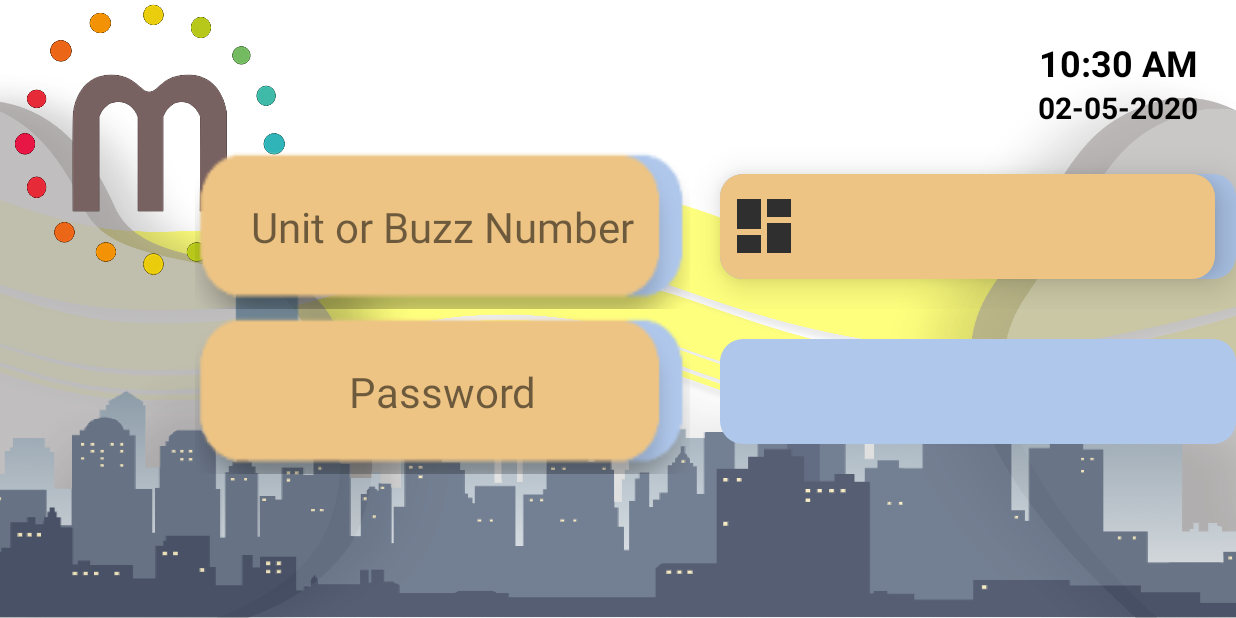
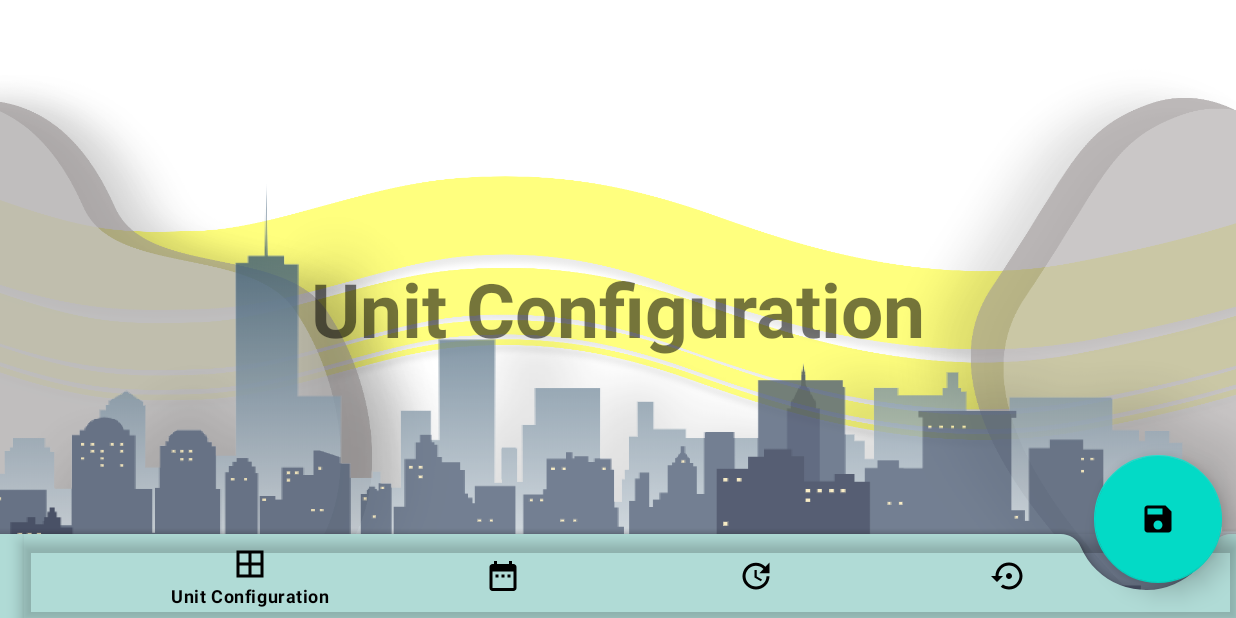
Before and after one commit to Amin397/SmartHome, an Android app: the VPIdle screen opened directly, with no data from a screen before it, after a tap on an icon or button, on a phone screen of 824 x 412 dp (held sideways). Run offline under Robolectric (Android 15) with nearby library versions, the phone set to English and light mode, and no system bars; libraries missing offline, so code that uses them is left out: com.daimajia.androidanimations, com.mimik.edgeappops, pub.devrel.easypermissions; 1 statement that could not run was skipped; 1 other tap on this screen came first.

Commit message:
Visitor Panel Setting Page Created !

```diff
--- a/app/src/main/AndroidManifest.xml
+++ b/app/src/main/AndroidManifest.xml
@@ -27,8 +27,11 @@
         android:supportsRtl="true"
         android:theme="@style/AppTheme"
         android:usesCleartextTraffic="true">
-        <activity android:name=".VideoCall"
+        <activity android:name=".userinterface.visitorPanel.V_Setting"
             android:screenOrientation="landscape"/>
+        <activity
+            android:name=".VideoCall"
+            android:screenOrientation="landscape" />
         <activity
             android:name=".SplashActivity"
             android:configChanges="orientation|keyboardHidden|screenSize"
--- /dev/null
+++ b/app/src/main/java/com/mimik/smarthome/fragments/UnitConfigurations.java
@@ -0,0 +1,28 @@
+package com.mimik.smarthome.fragments;
+
+import android.os.Bundle;
+import android.view.LayoutInflater;
+import android.view.View;
+import android.view.ViewGroup;
+
+import androidx.annotation.NonNull;
+import androidx.annotation.Nullable;
+import androidx.fragment.app.Fragment;
+
+import com.mimik.smarthome.R;
+
+public class UnitConfigurations extends Fragment {
+
+    @Nullable
+    @Override
+    public View onCreateView(@NonNull LayoutInflater inflater, @Nullable ViewGroup container, @Nullable Bundle savedInstanceState) {
+        View view = inflater.inflate(R.layout.unit_config , container , false);
+
+        return view;
+    }
+
+    @Override
+    public void onCreate(@Nullable Bundle savedInstanceState) {
+        super.onCreate(savedInstanceState);
+    }
+}
--- a/app/src/main/java/com/mimik/smarthome/userinterface/visitorPanel/VPIdle.java
+++ b/app/src/main/java/com/mimik/smarthome/userinterface/visitorPanel/VPIdle.java
@@ -269,9 +269,7 @@ public class VPIdle extends AppCompatActivity implements DeviceAdapter.IDeviceSe
              = new View.OnClickListener() {
         @Override
         public void onClick(View v) {
-            Snackbar snackbar = Snackbar
-                    .make(v, "Setting !", Snackbar.LENGTH_LONG);
-            snackbar.show();
+            startActivity(new Intent(VPIdle.this , V_Setting.class));
         }
     };
 
--- /dev/null
+++ b/app/src/main/java/com/mimik/smarthome/userinterface/visitorPanel/V_Setting.java
@@ -0,0 +1,84 @@
+package com.mimik.smarthome.userinterface.visitorPanel;
+
+import androidx.annotation.NonNull;
+import androidx.appcompat.app.AppCompatActivity;
+import androidx.fragment.app.Fragment;
+import androidx.fragment.app.FragmentTransaction;
+
+import android.os.Bundle;
+import android.view.MenuItem;
+import android.view.Window;
+import android.view.WindowManager;
+
+import com.google.android.material.bottomappbar.BottomAppBar;
+import com.google.android.material.bottomnavigation.BottomNavigationView;
+import com.google.android.material.floatingactionbutton.FloatingActionButton;
+import com.mimik.smarthome.R;
+import com.mimik.smarthome.fragments.DateAndTime;
+import com.mimik.smarthome.fragments.ResetFactory;
+import com.mimik.smarthome.fragments.UnitConfigurations;
+import com.mimik.smarthome.fragments.UpdateFrimWare;
+
+public class V_Setting extends AppCompatActivity {
+
+
+    private BottomNavigationView bottom_nav;
+    private BottomAppBar bottom_appBar;
+    private FloatingActionButton fab_save;
+
+    @Override
+    protected void onCreate(Bundle savedInstanceState) {
+        super.onCreate(savedInstanceState);
+        requestWindowFeature(Window.FEATURE_NO_TITLE);
+        getWindow().setFlags(WindowManager.LayoutParams.FLAG_FULLSCREEN , WindowManager.LayoutParams.FLAG_FULLSCREEN);
+        setContentView(R.layout.activity_v_setting);
+
+        initViews();
+
+        bottom_nav.setOnNavigationItemSelectedListener(mBottomNavItemClickListener);
+        bottom_nav.setSelectedItemId(R.id.nav_unit_config_id);
+    }
+
+    private BottomNavigationView.OnNavigationItemSelectedListener mBottomNavItemClickListener
+             = new BottomNavigationView.OnNavigationItemSelectedListener() {
+        @Override
+        public boolean onNavigationItemSelected(@NonNull MenuItem menuItem) {
+            Fragment fragment;
+            switch (menuItem.getItemId()){
+                case R.id.nav_date_time_id:{
+                    fragment = new DateAndTime();
+                    loadFragment(fragment);
+                    return true;
+                }
+                case R.id.nav_reset_factory_id:{
+                    fragment = new ResetFactory();
+                    loadFragment(fragment);
+                    return true;
+                }
+                case R.id.nav_unit_config_id:{
+                    fragment = new UnitConfigurations();
+                    loadFragment(fragment);
+                    return true;
+                }
+                case R.id.nav_update_firmware_id:{
+                    fragment = new UpdateFrimWare();
+                    loadFragment(fragment);
+                    return true;
+                }
+            }
+            return false;
+        }
+    };
+    private void loadFragment(Fragment fragment) {
+        FragmentTransaction transaction = getSupportFragmentManager().beginTransaction();
+        transaction.replace(R.id.frame_container_main_id , fragment);
+        transaction.addToBackStack(null);
+        transaction.commit();
+    }
+
+    private void initViews() {
+        bottom_nav = (BottomNavigationView) findViewById(R.id.bottom_navigation_view_id);
+        fab_save = (FloatingActionButton) findViewById(R.id.fab_save_id);
+        bottom_appBar = (BottomAppBar) findViewById(R.id.bottom_appbar_id);
+    }
+}
--- /dev/null
+++ b/app/src/main/res/drawable/date_time_24dp.xml
@@ -0,0 +1,9 @@
+<vector xmlns:android="http://schemas.android.com/apk/res/android"
+        android:width="72dp"
+        android:height="72dp"
+        android:viewportWidth="24.0"
+        android:viewportHeight="24.0">
+    <path
+        android:fillColor="#FF000000"
+        android:pathData="M9,11L7,11v2h2v-2zM13,11h-2v2h2v-2zM17,11h-2v2h2v-2zM19,4h-1L18,2h-2v2L8,4L8,2L6,2v2L5,4c-1.11,0 -1.99,0.9 -1.99,2L3,20c0,1.1 0.89,2 2,2h14c1.1,0 2,-0.9 2,-2L21,6c0,-1.1 -0.9,-2 -2,-2zM19,20L5,20L5,9h14v11z"/>
+</vector>
--- /dev/null
+++ b/app/src/main/res/drawable/ic_reset_factory_24dp.xml
@@ -0,0 +1,4 @@
+<vector android:height="72dp" android:viewportHeight="24.0"
+    android:viewportWidth="24.0" android:width="72dp" xmlns:android="http://schemas.android.com/apk/res/android">
+    <path android:fillColor="#FF000000" android:pathData="M14,12c0,-1.1 -0.9,-2 -2,-2s-2,0.9 -2,2 0.9,2 2,2 2,-0.9 2,-2zM12,3c-4.97,0 -9,4.03 -9,9L0,12l4,4 4,-4L5,12c0,-3.87 3.13,-7 7,-7s7,3.13 7,7 -3.13,7 -7,7c-1.51,0 -2.91,-0.49 -4.06,-1.3l-1.42,1.44C8.04,20.3 9.94,21 12,21c4.97,0 9,-4.03 9,-9s-4.03,-9 -9,-9z"/>
+</vector>
--- /dev/null
+++ b/app/src/main/res/drawable/ic_save_black_24dp.xml
@@ -0,0 +1,9 @@
+<vector xmlns:android="http://schemas.android.com/apk/res/android"
+        android:width="48dp"
+        android:height="48dp"
+        android:viewportWidth="24.0"
+        android:viewportHeight="24.0">
+    <path
+        android:fillColor="#FF000000"
+        android:pathData="M17,3L5,3c-1.11,0 -2,0.9 -2,2v14c0,1.1 0.89,2 2,2h14c1.1,0 2,-0.9 2,-2L21,7l-4,-4zM12,19c-1.66,0 -3,-1.34 -3,-3s1.34,-3 3,-3 3,1.34 3,3 -1.34,3 -3,3zM15,9L5,9L5,5h10v4z"/>
+</vector>
--- /dev/null
+++ b/app/src/main/res/drawable/ic_update_black_24dp.xml
@@ -0,0 +1,9 @@
+<vector xmlns:android="http://schemas.android.com/apk/res/android"
+        android:width="72dp"
+        android:height="72dp"
+        android:viewportWidth="24.0"
+        android:viewportHeight="24.0">
+    <path
+        android:fillColor="#FF000000"
+        android:pathData="M21,10.12h-6.78l2.74,-2.82c-2.73,-2.7 -7.15,-2.8 -9.88,-0.1 -2.73,2.71 -2.73,7.08 0,9.79 2.73,2.71 7.15,2.71 9.88,0C18.32,15.65 19,14.08 19,12.1h2c0,1.98 -0.88,4.55 -2.64,6.29 -3.51,3.48 -9.21,3.48 -12.72,0 -3.5,-3.47 -3.53,-9.11 -0.02,-12.58 3.51,-3.47 9.14,-3.47 12.65,0L21,3v7.12zM12.5,8v4.25l3.5,2.08 -0.72,1.21L11,13V8h1.5z"/>
+</vector>
--- /dev/null
+++ b/app/src/main/res/drawable/unit_configuration_24dp.xml
@@ -0,0 +1,4 @@
+<vector android:height="72dp" android:viewportHeight="24.0"
+    android:viewportWidth="24.0" android:width="72dp" xmlns:android="http://schemas.android.com/apk/res/android">
+    <path android:fillColor="#FF000000" android:pathData="M3,3v18h18L21,3L3,3zM11,19L5,19v-6h6v6zM11,11L5,11L5,5h6v6zM19,19h-6v-6h6v6zM19,11h-6L13,5h6v6z"/>
+</vector>
--- /dev/null
+++ b/app/src/main/res/layout/activity_v_setting.xml
@@ -0,0 +1,53 @@
+<?xml version="1.0" encoding="utf-8"?>
+<androidx.coordinatorlayout.widget.CoordinatorLayout
+    xmlns:android="http://schemas.android.com/apk/res/android"
+    xmlns:app="http://schemas.android.com/apk/res-auto"
+    xmlns:tools="http://schemas.android.com/tools"
+    android:layout_width="match_parent"
+    android:background="@drawable/blank_background"
+    android:layout_height="match_parent"
+    tools:context="com.mimik.smarthome.userinterface.visitorPanel.V_Setting">
+
+    <FrameLayout
+        android:id="@+id/frame_container_main_id"
+        android:layout_width="match_parent"
+        android:layout_height="match_parent"
+        app:layout_behavior="@string/appbar_scrolling_view_behavior" />
+
+
+    <com.google.android.material.bottomappbar.BottomAppBar
+        android:layout_width="match_parent"
+        android:backgroundTint="@color/colorPrimary"
+        android:layout_gravity="bottom"
+        app:fabAlignmentMode="end"
+        android:id="@+id/bottom_appbar_id"
+        app:fabCradleVerticalOffset="10dp"
+        app:fabCradleRoundedCornerRadius="15dp"
+        android:layout_height="wrap_content">
+
+        <com.google.android.material.bottomnavigation.BottomNavigationView
+            android:layout_width="match_parent"
+            app:menu="@menu/bottom_nav_menu"
+            android:id="@+id/bottom_navigation_view_id"
+            app:elevation="5dp"
+            android:layout_gravity="bottom"
+            app:labelVisibilityMode="auto"
+            app:itemIconTint="@android:color/black"
+            app:itemTextColor="@android:color/black"
+            android:background="#00FFFFFF"
+            android:layout_height="match_parent"/>
+
+    </com.google.android.material.bottomappbar.BottomAppBar>
+
+    <com.google.android.material.floatingactionbutton.FloatingActionButton
+        android:layout_width="wrap_content"
+        app:layout_anchor="@id/bottom_navigation_view_id"
+        app:fabCustomSize="85dp"
+        app:elevation="10dp"
+        android:id="@+id/fab_save_id"
+        android:layout_margin="8dp"
+        android:src="@drawable/ic_save_black_24dp"
+        android:layout_marginEnd="25dp"
+        android:layout_height="wrap_content"/>
+
+</androidx.coordinatorlayout.widget.CoordinatorLayout>
--- /dev/null
+++ b/app/src/main/res/layout/unit_config.xml
@@ -0,0 +1,16 @@
+<?xml version="1.0" encoding="utf-8"?>
+<RelativeLayout
+    xmlns:android="http://schemas.android.com/apk/res/android"
+    android:orientation="vertical"
+    android:layout_width="match_parent"
+    android:layout_height="match_parent">
+
+    <TextView
+        android:textSize="50sp"
+        android:text="@string/unit_configuration"
+        android:textStyle="bold"
+        android:layout_centerInParent="true"
+        android:layout_width="wrap_content"
+        android:layout_height="wrap_content"/>
+
+</RelativeLayout>
--- a/app/src/main/res/layout/visitor_simple.xml
+++ b/app/src/main/res/layout/visitor_simple.xml
@@ -145,7 +145,6 @@
 
     <com.airbnb.lottie.LottieAnimationView
         android:layout_width="300dp"
-        android:visibility="gone"
         app:lottie_fileName="setting.json"
         app:lottie_loop="true"
         app:lottie_speed="0.75"
--- /dev/null
+++ b/app/src/main/res/menu/bottom_nav_menu.xml
@@ -0,0 +1,33 @@
+<?xml version="1.0" encoding="utf-8"?>
+<menu xmlns:android="http://schemas.android.com/apk/res/android"
+    xmlns:app="http://schemas.android.com/apk/res-auto">
+
+    <item
+        android:id="@+id/nav_unit_config_id"
+        android:enabled="true"
+        android:icon="@drawable/unit_configuration_24dp"
+        android:title="@string/unit_configuration"
+        app:showAsAction="ifRoom" />
+
+    <item
+        android:id="@+id/nav_date_time_id"
+        android:enabled="true"
+        android:icon="@drawable/date_time_24dp"
+        android:title="@string/date_time"
+        app:showAsAction="ifRoom" />
+
+    <item
+        android:id="@+id/nav_update_firmware_id"
+        android:enabled="true"
+        android:icon="@drawable/ic_update_black_24dp"
+        android:title="@string/firm_ware"
+        app:showAsAction="ifRoom" />
+
+    <item
+        android:id="@+id/nav_reset_factory_id"
+        android:enabled="true"
+        android:icon="@drawable/ic_reset_factory_24dp"
+        android:title="@string/reset_factory"
+        app:showAsAction="ifRoom" />
+
+</menu>
--- a/app/src/main/res/values/strings.xml
+++ b/app/src/main/res/values/strings.xml
@@ -53,5 +53,9 @@
     <string name="open_door">Open Door</string>
     <string name="call_unit">Call Unit</string>
     <string name="unit_or_buzz_number">Unit or Buzz Number</string>
+    <string name="unit_configuration">Unit Configuration</string>
+    <string name="date_time">Date and Time</string>
+    <string name="firm_ware">Update FrimWare</string>
+    <string name="reset_factory">Reset Factory</string>
 
 </resources>
```
Also changed, not shown: app/src/main/java/com/mimik/smarthome/fragments/DateAndTime.java (added, +29 -0 lines), app/src/main/java/com/mimik/smarthome/fragments/ResetFactory.java (added, +28 -0 lines), app/src/main/java/com/mimik/smarthome/fragments/UpdateFrimWare.java (added, +28 -0 lines), app/src/main/res/layout/date_time.xml (added, +14 -0 lines), app/src/main/res/layout/reset_factory.xml (added, +14 -0 lines), app/src/main/res/layout/update_firmware.xml (added, +16 -0 lines).
